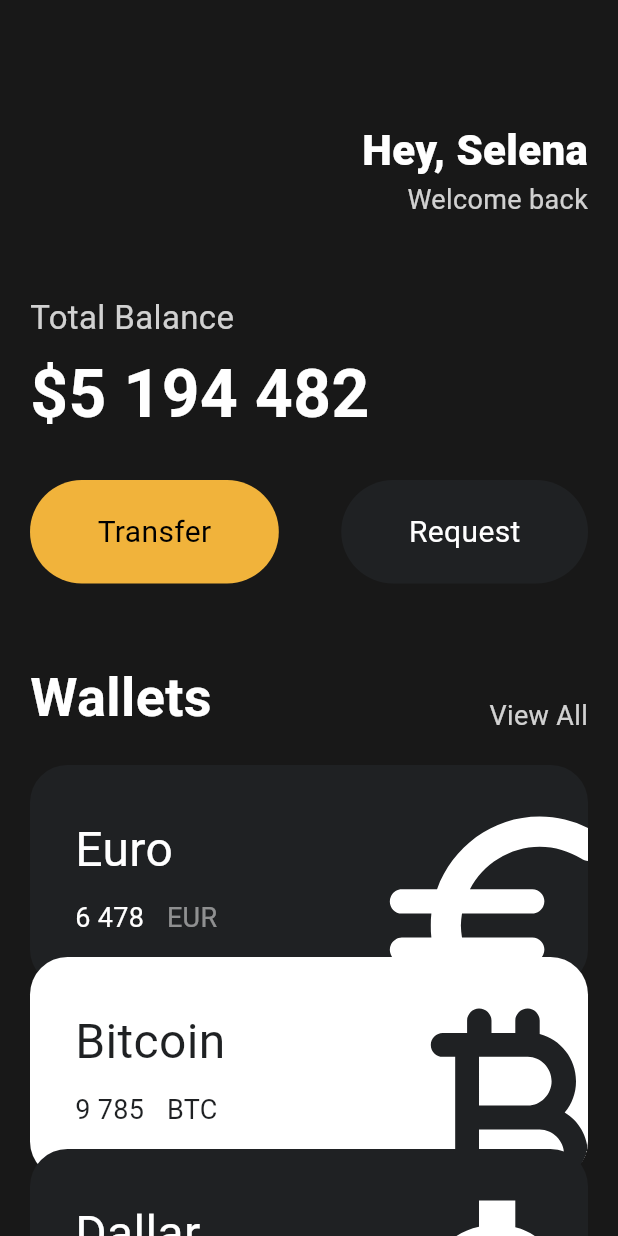
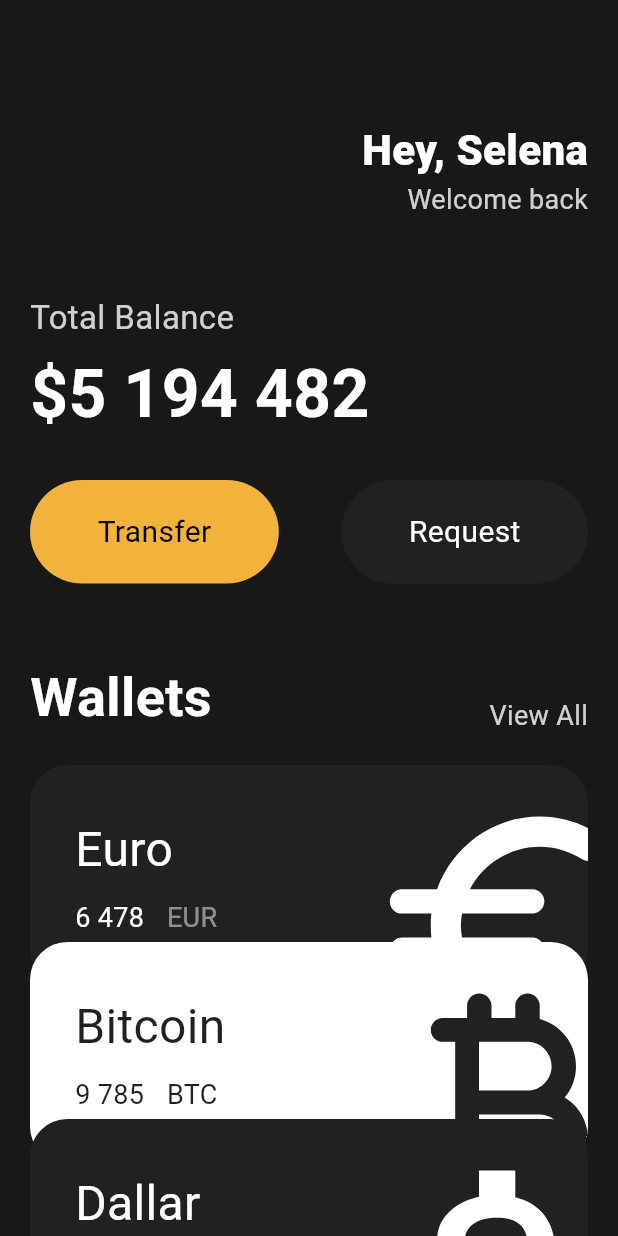
Before and after one commit to hyeonlee717/UIchallenge, a Flutter app: the screen it shows after launch, on a phone screen of 412 x 824 dp. Run offline on Flutter 3.47's test engine with Material 3 defaults, Android fonts, the phone set to English and light mode, and no system bars.

Commit message:
lesson_3_9

```diff
--- a/lib/main.dart
+++ b/lib/main.dart
@@ -118,26 +118,23 @@ class App extends StatelessWidget {
                 amount: '6 478',
                 icon: Icons.euro_rounded,
                 isInverted: false,
+                offset: Offset(0, 0),
               ),
-              Transform.translate(
-                offset: const Offset(0, -20),
-                child: const CurrencyCard(
+              const CurrencyCard(
                 name: 'Bitcoin',
                 code: 'BTC',
                 amount: '9 785',
                 icon: Icons.currency_bitcoin_rounded,
                 isInverted: true,
+                offset: Offset(0, -30),
               ),
-              ),
-              Transform.translate(
-                offset: const Offset(0, -40),
-                child: const CurrencyCard(
+              const CurrencyCard(
                 name: 'Dallar',
                 code: 'USD',
                 amount: '2 485',
                 icon: Icons.attach_money_outlined,
                 isInverted: false,
-                ),
+                offset: Offset(0, -60),
               ),
             ],
           ),
--- a/lib/widgets/currency_card.dart
+++ b/lib/widgets/currency_card.dart
@@ -4,6 +4,7 @@ class CurrencyCard extends StatelessWidget {
   final String name, code, amount;
   final IconData icon;
   final bool isInverted;
+  final Offset offset;
 
   final _blackColor = const Color(0xff1f2123);
 
@@ -14,11 +15,14 @@ class CurrencyCard extends StatelessWidget {
     required this.amount,
     required this.icon,
     required this.isInverted,
+    this.offset = Offset.zero,
   });
 
   @override
   Widget build(BuildContext context) {
-    return Container(
+    return Transform.translate(
+      offset: offset,
+      child: Container(
         clipBehavior: Clip.hardEdge,
         decoration: BoxDecoration(
           color: isInverted ? Colors.white : _blackColor,
@@ -80,6 +84,7 @@ class CurrencyCard extends StatelessWidget {
             ],
           ),
         ),
+      ),
     );
   }
 }
```
Lines whose indentation alone changed are shown as unchanged.
